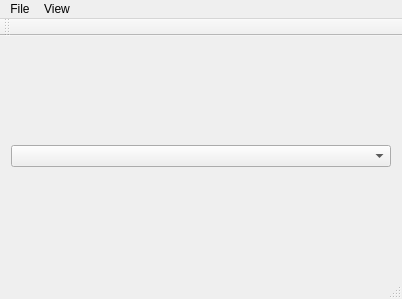
This is ParkanImageViewer/ParkanImageViewer/ui/viewer_app.ui in DinoL/Parkan as Qt 5 draws it before an edit. The edited form follows.
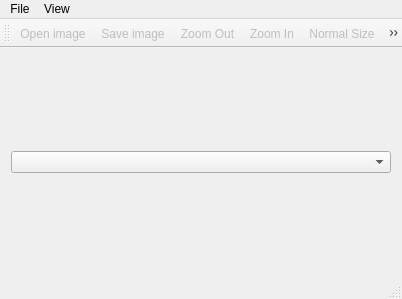
This is the edited form. Icons and pictures are not drawn.

Diff of the .ui file:
```diff
--- a/ParkanImageViewer/ParkanImageViewer/ui/viewer_app.ui
+++ b/ParkanImageViewer/ParkanImageViewer/ui/viewer_app.ui
@@ -70,6 +70,15 @@
    <attribute name="toolBarBreak">
     <bool>false</bool>
    </attribute>
+   <addaction name="actionOpen_Image"/>
+   <addaction name="actionSave_image"/>
+   <addaction name="actionZoom_Out"/>
+   <addaction name="actionZoom_In"/>
+   <addaction name="actionNormal_Size"/>
+   <addaction name="actionFit_to_Window"/>
+   <addaction name="actionPrevious"/>
+   <addaction name="actionNext"/>
+   <addaction name="actionExit"/>
   </widget>
   <widget class="QStatusBar" name="statusBar"/>
   <action name="actionOpen_Image">
```
Left out of the diff: 40 changed lines with no effect on the pictures.
